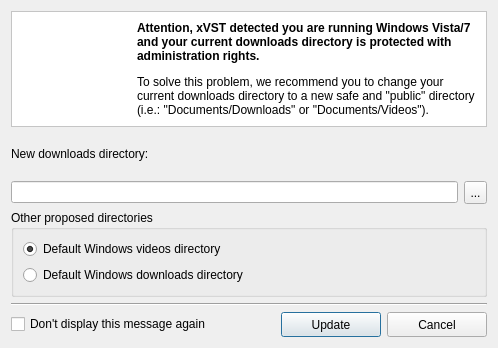
Above: ui/winvistadownloadsmsg.ui from ckorn/xvst before the change. Below: the same form after it.
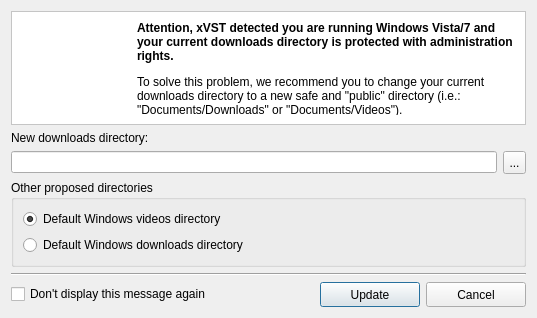
That is the form after the change. Icons and pictures are not drawn.

Commit message: - Better visualization with Windows Vista/7

```diff
--- a/ui/winvistadownloadsmsg.ui
+++ b/ui/winvistadownloadsmsg.ui
@@ -6,8 +6,8 @@
    <rect>
     <x>0</x>
     <y>0</y>
-    <width>498</width>
-    <height>348</height>
+    <width>537</width>
+    <height>317</height>
    </rect>
   </property>
   <property name="windowTitle">
```
Left out of the diff: 2 changed lines with no effect on the pictures.
